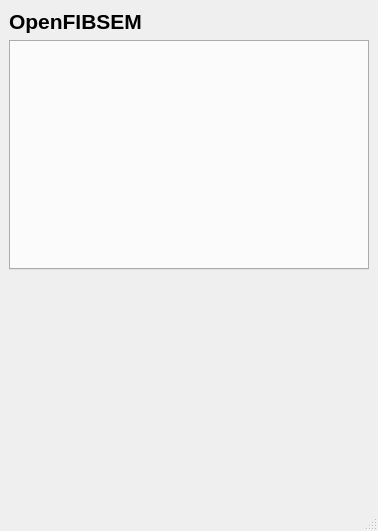
Old version of the form fibsem/ui/qtdesigner_files/FibsemUI.ui in the repository DeMarcoLab/fibsem.
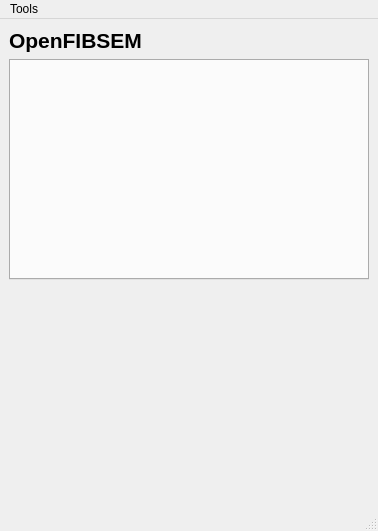
New version of the form.

The edit to the form file:
```diff
--- a/fibsem/ui/qtdesigner_files/FibsemUI.ui
+++ b/fibsem/ui/qtdesigner_files/FibsemUI.ui
@@ -66,9 +66,16 @@
      <x>0</x>
      <y>0</y>
      <width>378</width>
-     <height>20</height>
+     <height>21</height>
     </rect>
    </property>
+   <widget class="QMenu" name="menuTools">
+    <property name="title">
+     <string>Tools</string>
+    </property>
+    <addaction name="actionCurrent_alignment"/>
+   </widget>
+   <addaction name="menuTools"/>
   </widget>
   <widget class="QStatusBar" name="statusbar"/>
  </widget>
```
Left out of the diff: 5 changed lines with no effect on the pictures.
